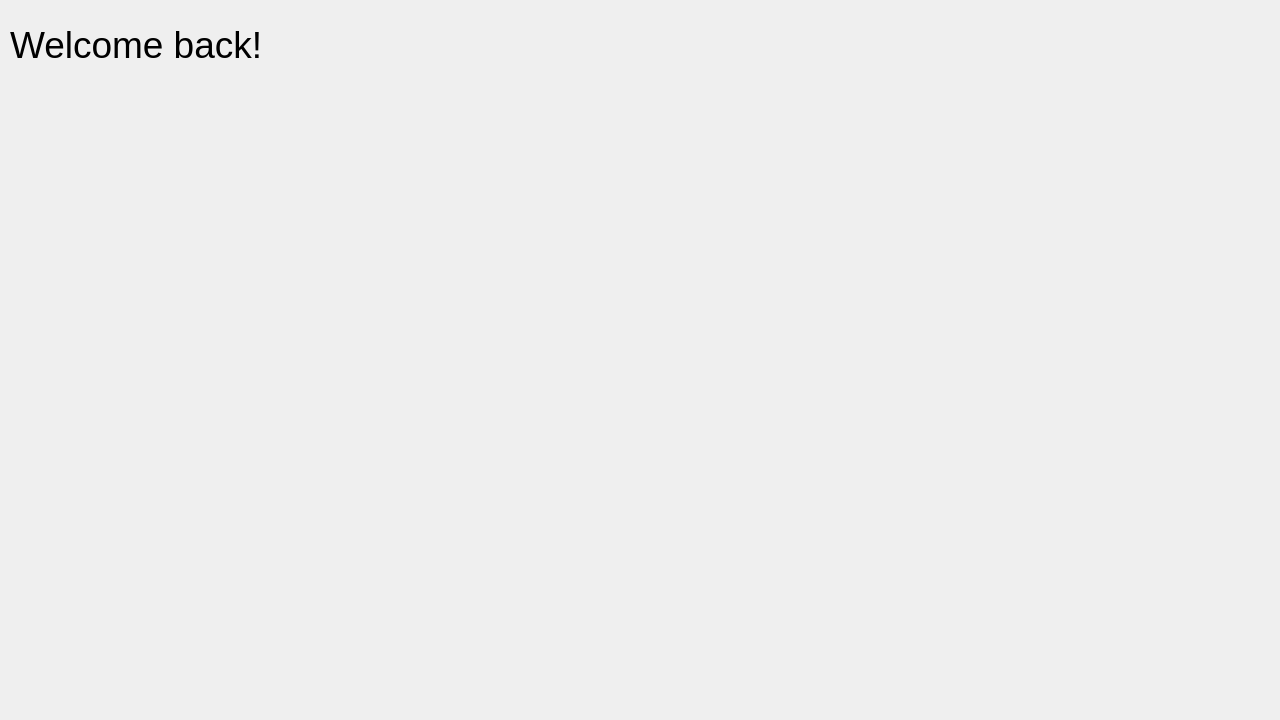
codingburgas/school-project-assignment-codex, file brainstorm/brainstorm/forms/loggedInWindow.ui: the form before one commit.
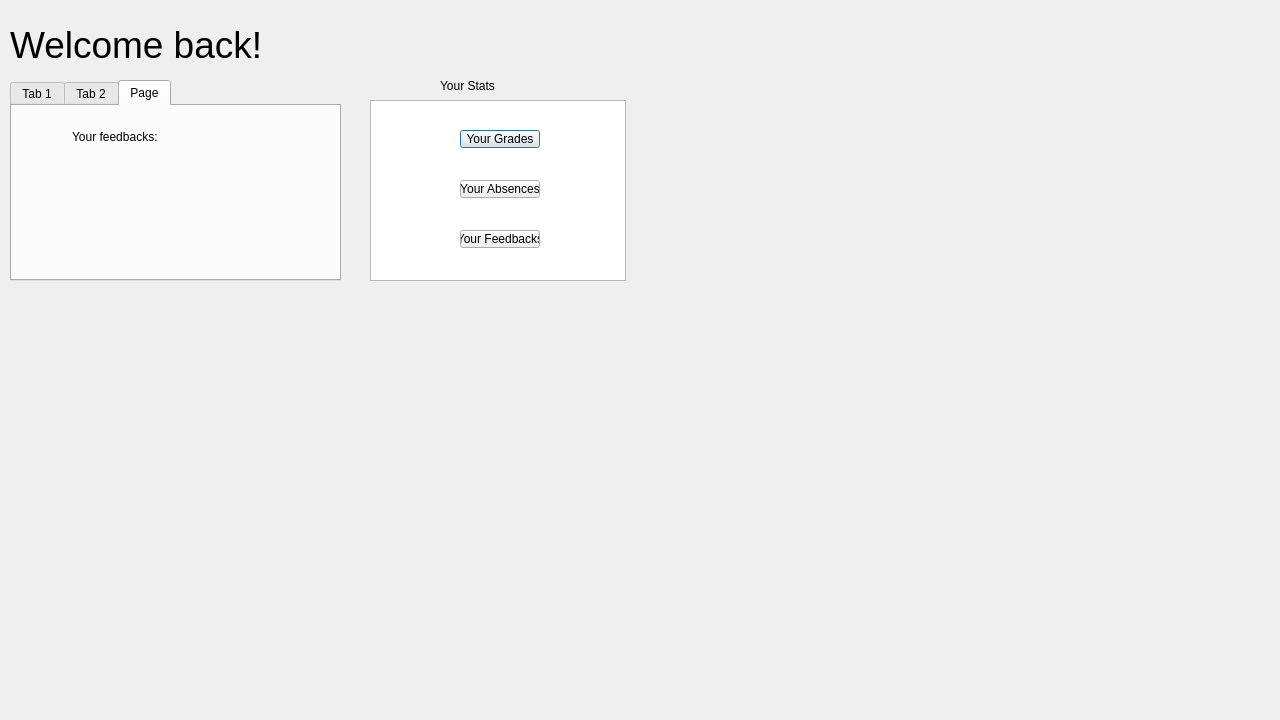
The form after the commit. The open tabs and pages were chosen to show the change.

Commit message: Make user stats functionality (Close #42)

The edit to the form file:
```diff
--- a/brainstorm/brainstorm/forms/loggedInWindow.ui
+++ b/brainstorm/brainstorm/forms/loggedInWindow.ui
@@ -39,6 +39,174 @@
       <string>&lt;html&gt;&lt;head/&gt;&lt;body&gt;&lt;p&gt;&lt;span style=&quot; font-size:28pt;&quot;&gt;Welcome back!&lt;/span&gt;&lt;/p&gt;&lt;/body&gt;&lt;/html&gt;</string>
      </property>
     </widget>
+    <widget class="QTabWidget" name="tabWidget">
+     <property name="geometry">
+      <rect>
+       <x>10</x>
+       <y>80</y>
+       <width>331</width>
+       <height>201</height>
+      </rect>
+     </property>
+     <property name="currentIndex">
+      <number>2</number>
+     </property>
+     <widget class="QWidget" name="tab">
+      <attribute name="title">
+       <string>Tab 1</string>
+      </attribute>
+      <widget class="QLabel" name="label_5">
+       <property name="geometry">
+        <rect>
+         <x>100</x>
+         <y>10</y>
+         <width>191</width>
+         <height>31</height>
+        </rect>
+       </property>
+       <property name="text">
+        <string>Your GPA:</string>
+       </property>
+      </widget>
+      <widget class="QLabel" name="gpaLabel">
+       <property name="geometry">
+        <rect>
+         <x>140</x>
+         <y>60</y>
+         <width>151</width>
+         <height>51</height>
+        </rect>
+       </property>
+       <property name="text">
+        <string/>
+       </property>
+      </widget>
+     </widget>
+     <widget class="QWidget" name="tab_2">
+      <attribute name="title">
+       <string>Tab 2</string>
+      </attribute>
+      <widget class="QLabel" name="absenceLabel">
+       <property name="geometry">
+        <rect>
+         <x>130</x>
+         <y>70</y>
+         <width>191</width>
+         <height>41</height>
+        </rect>
+       </property>
+       <property name="text">
+        <string/>
+       </property>
+      </widget>
+      <widget class="QLabel" name="label_6">
+       <property name="geometry">
+        <rect>
+         <x>60</x>
+         <y>10</y>
+         <width>261</width>
+         <height>41</height>
+        </rect>
+       </property>
+       <property name="text">
+        <string>Your absences:</string>
+       </property>
+      </widget>
+     </widget>
+     <widget class="QWidget" name="tab_3">
+      <attribute name="title">
+       <string>Page</string>
+      </attribute>
+      <widget class="QLabel" name="feedbackLabel">
+       <property name="geometry">
+        <rect>
+         <x>140</x>
+         <y>70</y>
+         <width>191</width>
+         <height>41</height>
+        </rect>
+       </property>
+       <property name="text">
+        <string/>
+       </property>
+      </widget>
+      <widget class="QLabel" name="label_7">
+       <property name="geometry">
+        <rect>
+         <x>60</x>
+         <y>10</y>
+         <width>251</width>
+         <height>41</height>
+        </rect>
+       </property>
+       <property name="text">
+        <string>Your feedbacks:</string>
+       </property>
+      </widget>
+     </widget>
+    </widget>
+    <widget class="QListView" name="listView">
+     <property name="geometry">
+      <rect>
+       <x>370</x>
+       <y>100</y>
+       <width>256</width>
+       <height>181</height>
+      </rect>
+     </property>
+    </widget>
+    <widget class="QPushButton" name="pushButton">
+     <property name="geometry">
+      <rect>
+       <x>460</x>
+       <y>130</y>
+       <width>80</width>
+       <height>18</height>
+      </rect>
+     </property>
+     <property name="text">
+      <string>Your Grades</string>
+     </property>
+    </widget>
+    <widget class="QPushButton" name="pushButton_2">
+     <property name="geometry">
+      <rect>
+       <x>460</x>
+       <y>180</y>
+       <width>80</width>
+       <height>18</height>
+      </rect>
+     </property>
+     <property name="text">
+      <string>Your Absences</string>
+     </property>
+    </widget>
+    <widget class="QPushButton" name="pushButton_3">
+     <property name="geometry">
+      <rect>
+       <x>460</x>
+       <y>230</y>
+       <width>80</width>
+       <height>18</height>
+      </rect>
+     </property>
+     <property name="text">
+      <string>Your Feedbacks</string>
+     </property>
+    </widget>
+    <widget class="QLabel" name="label_8">
+     <property name="geometry">
+      <rect>
+       <x>440</x>
+       <y>70</y>
+       <width>161</width>
+       <height>31</height>
+      </rect>
+     </property>
+     <property name="text">
+      <string>Your Stats</string>
+     </property>
+    </widget>
    </widget>
    <widget class="QWidget" name="pageAdmin">
     <widget class="QTextEdit" name="textEdit">
```
Left out of the diff: 2 changed lines with no effect on the pictures. The commit also changes 6 other files.
